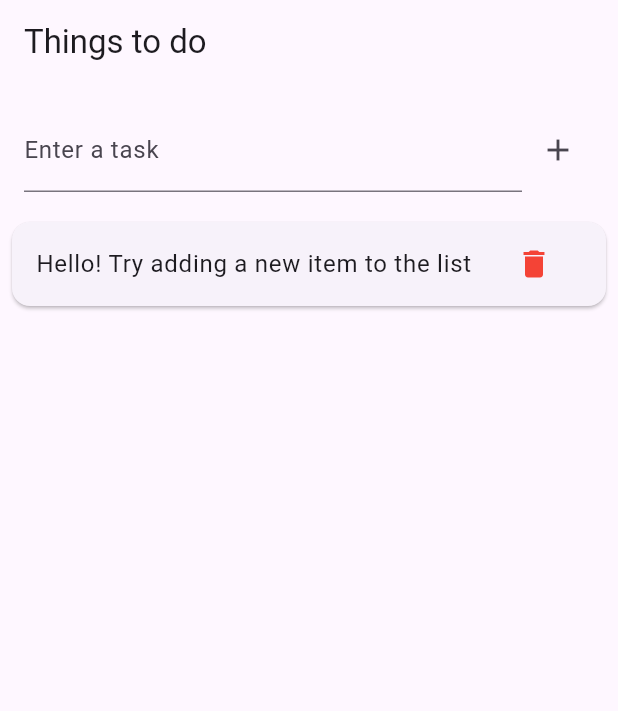
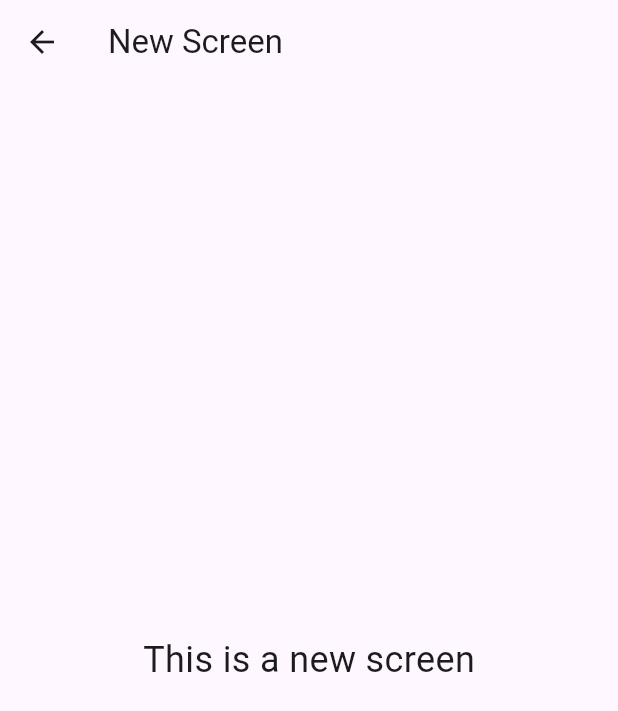
Before and after one commit to vipermark7/flutter-todos, a Flutter app: the screen it shows after launch, after a tap on the "add" icon, on a phone screen of 412 x 824 dp. Shown: the top 711 px of the screen. Run offline on Flutter 3.47's test engine with Material 3 defaults, Android fonts, the phone set to English and light mode, and no system bars.

Commit message:
list with plus icon at the bottom right corner is displaying. need to get add item to work

```diff
--- a/app/lib/main.dart
+++ b/app/lib/main.dart
@@ -1,100 +1,79 @@
 import 'package:flutter/material.dart';
 
 void main() {
-  runApp(const ToDoApp());
+  runApp(const MyApp());
 }
 
-class ToDoApp extends StatelessWidget {
-  const ToDoApp({super.key});
+class MyApp extends StatelessWidget {
+  const MyApp({super.key});
 
   @override
   Widget build(BuildContext context) {
     return MaterialApp(
-      title: 'ToDo App',
+      title: 'Flutter Demo',
       theme: ThemeData(
-        primarySwatch: Colors.blue,
+        colorScheme: ColorScheme.fromSeed(seedColor: Colors.deepPurple),
+        useMaterial3: true,
       ),
-      home: const ToDoHomePage(),
+      home: const MyHomePage(title: 'Flutter Demo Home Page'),
     );
   }
 }
 
-class ToDoHomePage extends StatefulWidget {
-  const ToDoHomePage({Key? key}) : super(key: key);
+class MyHomePage extends StatefulWidget {
+  const MyHomePage({super.key, required this.title});
+
+  final String title;
 
   @override
-  // ignore: library_private_types_in_public_api
-  _ToDoHomePageState createState() => _ToDoHomePageState();
+  State<MyHomePage> createState() => _MyHomePageState();
 }
 
-class _ToDoHomePageState extends State<ToDoHomePage> {
-  final List<String> _tasks = ["Hello! Try adding a new item to the list"];
-  final List<String> _completedTasks = [];
-  final TextEditingController _taskController = TextEditingController();
+class _MyHomePageState extends State<MyHomePage> {
+  @override
+  Widget build(BuildContext context) {
+    final List<String> items = ['Apple', 'Grape', 'Pear'];
 
-  void _addTask() {
-    if (_taskController.text.isNotEmpty) {
-      setState(() {
-        _tasks.add(_taskController.text);
-        _taskController.clear();
-      });
-    }
+    return Scaffold(
+      appBar: AppBar(
+        backgroundColor: Theme.of(context).colorScheme.inversePrimary,
+        title: Text(widget.title),
+      ),
+      body: ListView.builder(
+        itemCount: items.length,
+        itemBuilder: (context, index) {
+          return ListTile(
+            title: Text(items[index]),
+          );
+        },
+      ),
+      floatingActionButton: FloatingActionButton(
+        onPressed: () {
+          _navigateToNewScreen(context);
+        },
+        tooltip: 'Add',
+        child: const Icon(Icons.add),
+      ),
+    );
   }
 
-  void _deleteTask(int index) {
-    setState(() {
-      _tasks.removeAt(index);
-    });
+  void _navigateToNewScreen(BuildContext context) {
+    Navigator.of(context).push(
+      MaterialPageRoute(builder: (context) => NewScreen())
+    );
   }
+}
 
+class NewScreen extends StatelessWidget {
   @override
   Widget build(BuildContext context) {
     return Scaffold(
-      appBar: AppBar(
-        title: const Text('Things to do'),
-      ),
-      body: Column(
-        children: [
-          Padding(
-            padding: const EdgeInsets.all(16.0),
-            child: Row(
-              children: [
-                Expanded(
-                  child: TextField(
-                    controller: _taskController,
-                    decoration: const InputDecoration(
-                      labelText: 'Enter a task',
-                    ),
-                  ),
-                ),
-                IconButton(
-                  onPressed: _addTask,
-                  icon: const Icon(Icons.add),
-                  tooltip: 'Add Task',
-                ),
-              ],
-            ),
-          ),
-          Expanded(
-            child: ListView.builder(
-              itemCount: _tasks.length,
-              itemBuilder: (context, index) {
-                return Card(
-                  margin:
-                      const EdgeInsets.symmetric(vertical: 4, horizontal: 8),
-                  child: ListTile(
-                    title: Text(_tasks[index]),
-                    trailing: IconButton(
-                      icon: const Icon(Icons.delete),
-                      color: Colors.red,
-                      onPressed: () => _deleteTask(index),
-                    ),
-                  ),
-                );
-              },
-            ),
-          ),
-        ],
+      appBar: AppBar(title: const Text('New Screen')),
+      body: const Center(
+        child: Text(
+          'This is a new screen',
+          style: TextStyle(fontSize: 24.0),
+        ),
       ),
     );
   }
--- a/app/lib/models/item.dart
+++ /dev/null
@@ -1,20 +0,0 @@
-class Item {
-  final String name;
-  final String description;
-
-  Item({required this.name, required this.description});
-
-  Map<String, dynamic> toMap() {
-    return {
-      'name': name,
-      'description': description,
-    };
-  }
-
-  factory Item.fromMap(Map<String, dynamic> map) {
-    return Item(
-      name: map['name'],
-      description: map['description'],
-    );
-  }
-}
--- a/app/lib/models/readandwrite.dart
+++ /dev/null
@@ -1 +0,0 @@
-// TODO Implement this library.
--- a/app/lib/views/list_all_items.dart
+++ /dev/null
@@ -1,21 +0,0 @@
-import 'package:flutter/material.dart';
-
-class ListScreen extends StatelessWidget {
-  const ListScreen({Key? key}) : super(key: key);
-
-  @override
-  Widget build(BuildContext context) {
-    return Scaffold(
-      appBar: AppBar(
-        title: const Text('Item List'),
-      ),
-      body: const Center(child: Text('No items yet! Add some.')),
-      floatingActionButton: FloatingActionButton(
-        onPressed: () {
-          DoNothingAction; //TODO: add an item here :)
-        },
-        child: const Icon(Icons.add),
-      ),
-    );
-  }
-}
--- a/app/pubspec.yaml
+++ b/app/pubspec.yaml
@@ -30,8 +30,7 @@ environment:
 dependencies:
   flutter:
     sdk: flutter
-  provider: ^6.1.2
-  shared_preferences: ^2.0.15
+
 
   # The following adds the Cupertino Icons font to your application.
   # Use with the CupertinoIcons class for iOS style icons.
```
Also changed, not shown: app/lib/views/add_item.dart (deleted), app/lib/views/item_list.dart (deleted), 2 other files.
